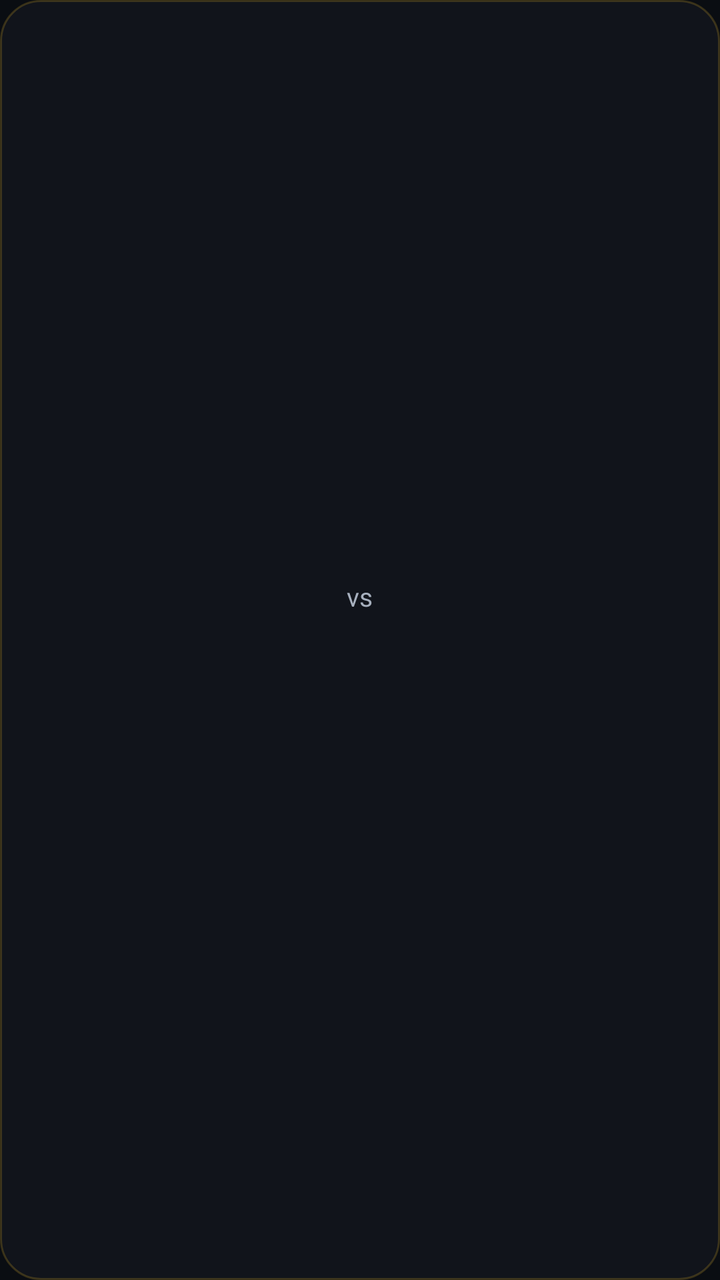
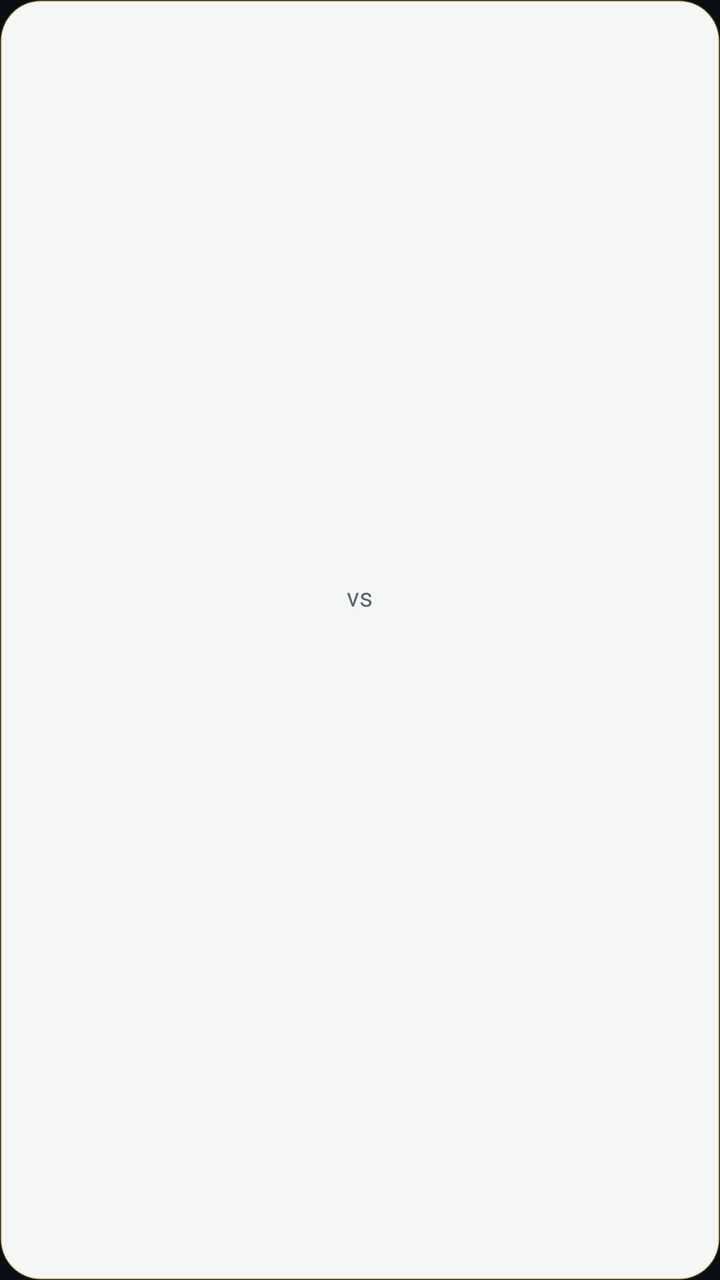

The first picture is an Android layout as it rendered before a commit; the second is the same layout after the commit. The layout source and the unified diff follow.
<!-- AndroidManifest.xml: application theme Theme.DDHL -->
<!-- res/layout/widget_matchup.xml -->
<?xml version="1.0" encoding="utf-8"?>
<LinearLayout xmlns:android="http://schemas.android.com/apk/res/android"
    android:id="@+id/w_root"
    android:layout_width="match_parent"
    android:layout_height="match_parent"
    android:background="@drawable/widget_bg"
    android:gravity="center_vertical"
    android:orientation="vertical"
    android:paddingHorizontal="16dp"
    android:paddingVertical="12dp">

    <LinearLayout
        android:layout_width="match_parent"
        android:layout_height="wrap_content"
        android:gravity="center_vertical"
        android:orientation="horizontal">

        
        <LinearLayout
            android:layout_width="0dp"
            android:layout_height="wrap_content"
            android:layout_weight="1"
            android:orientation="vertical">

            <LinearLayout
                android:layout_width="wrap_content"
                android:layout_height="wrap_content"
                android:gravity="center_vertical"
                android:orientation="horizontal">

                <ImageView
                    android:id="@+id/w_me_logo"
                    android:layout_width="30dp"
                    android:layout_height="30dp"
                    android:layout_marginEnd="8dp"
                    android:scaleType="fitCenter"
                    android:src="@mipmap/ic_launcher"
                    android:visibility="gone" />

                <TextView
                    android:id="@+id/w_me"
                    android:layout_width="wrap_content"
                    android:layout_height="wrap_content"
                    android:maxLines="1"
                    android:textColor="@color/ddhl_yellow"
                    android:textSize="15sp"
                    android:textStyle="bold" />
            </LinearLayout>

            <TextView
                android:id="@+id/w_me_rec"
                android:layout_width="wrap_content"
                android:layout_height="wrap_content"
                android:textColor="@color/ddhl_text"
                android:textSize="26sp"
                android:textStyle="bold" />
        </LinearLayout>

        <TextView
            android:layout_width="wrap_content"
            android:layout_height="wrap_content"
            android:layout_marginHorizontal="6dp"
            android:text="vs"
            android:textColor="@color/ddhl_muted"
            android:textSize="13sp" />

        
        <LinearLayout
            android:layout_width="0dp"
            android:layout_height="wrap_content"
            android:layout_weight="1"
            android:gravity="end"
            android:orientation="vertical">

            <LinearLayout
                android:layout_width="wrap_content"
                android:layout_height="wrap_content"
                android:gravity="center_vertical"
                android:orientation="horizontal">

                <TextView
                    android:id="@+id/w_opp"
                    android:layout_width="wrap_content"
                    android:layout_height="wrap_content"
                    android:maxLines="1"
                    android:textColor="@color/ddhl_muted"
                    android:textSize="15sp"
                    android:textStyle="bold" />

                <ImageView
                    android:id="@+id/w_opp_logo"
                    android:layout_width="30dp"
                    android:layout_height="30dp"
                    android:layout_marginStart="8dp"
                    android:scaleType="fitCenter"
                    android:src="@mipmap/ic_launcher"
                    android:visibility="gone" />
            </LinearLayout>

            <TextView
                android:id="@+id/w_opp_rec"
                android:layout_width="wrap_content"
                android:layout_height="wrap_content"
                android:textColor="@color/ddhl_text"
                android:textSize="26sp"
                android:textStyle="bold" />
        </LinearLayout>
    </LinearLayout>

    <LinearLayout
        android:layout_width="match_parent"
        android:layout_height="wrap_content"
        android:layout_marginTop="6dp"
        android:gravity="center_vertical"
        android:orientation="horizontal">

        <TextView
            android:id="@+id/w_live"
            android:layout_width="wrap_content"
            android:layout_height="wrap_content"
            android:layout_marginEnd="8dp"
            android:background="@drawable/widget_live_bg"
            android:paddingHorizontal="6dp"
            android:paddingVertical="1dp"
            android:text="LIVE"
            android:textColor="#000000"
            android:textSize="11sp"
            android:textStyle="bold"
            android:visibility="gone" />

        <TextView
            android:id="@+id/w_status"
            android:layout_width="0dp"
            android:layout_height="wrap_content"
            android:layout_weight="1"
            android:ellipsize="end"
            android:maxLines="1"
            android:textColor="@color/ddhl_text"
            android:textSize="14sp" />
    </LinearLayout>

    <TextView
        android:id="@+id/w_footer"
        android:layout_width="match_parent"
        android:layout_height="wrap_content"
        android:layout_marginTop="2dp"
        android:ellipsize="end"
        android:maxLines="1"
        android:textColor="@color/ddhl_muted"
        android:textSize="12sp" />
</LinearLayout>
<!-- resources referenced by this layout -->
<resources>
  <color name="ddhl_muted">#A7B0BE</color>
  <color name="ddhl_text">#FFFFFF</color>
  <color name="ddhl_yellow">#F2C230</color>
  <!-- drawable widget_bg (drawable) -->
  <?xml version="1.0" encoding="utf-8"?>
  <shape xmlns:android="http://schemas.android.com/apk/res/android" android:shape="rectangle">
      <solid android:color="#F011151C" />
      <corners android:radius="20dp" />
      <stroke android:width="1dp" android:color="#33F2C230" />
  </shape>
  <!-- drawable widget_live_bg (drawable) -->
  <?xml version="1.0" encoding="utf-8"?>
  <shape xmlns:android="http://schemas.android.com/apk/res/android" android:shape="rectangle">
      <solid android:color="#F2C230" />
      <corners android:radius="4dp" />
  </shape>
  <!-- mipmap ic_launcher: png bitmap (mipmap-hdpi, 2896 bytes) -->
  <style name="Theme.DDHL" parent="Theme.AppCompat.DayNight.NoActionBar">
          <item name="colorPrimary">#11151C</item>
          <item name="colorPrimaryDark">#0A0D12</item>
          <item name="colorAccent">#F2C230</item>
          <item name="android:statusBarColor">#0A0D12</item>
          <item name="android:navigationBarColor">#0A0D12</item>
          <item name="android:windowBackground">@color/ddhl_bg</item>
      </style>
  <color name="ddhl_bg">#0A0D12</color>
</resources>

<!-- the commit's change to res/layout/widget_matchup.xml (unified diff, before → after) -->
@@ -42,7 +42,7 @@
                     android:layout_width="wrap_content"
                     android:layout_height="wrap_content"
                     android:maxLines="1"
-                    android:textColor="@color/ddhl_yellow"
+                    android:textColor="@color/w_accent"
                     android:textSize="15sp"
                     android:textStyle="bold" />
             </LinearLayout>
@@ -51,7 +51,7 @@
                 android:id="@+id/w_me_rec"
                 android:layout_width="wrap_content"
                 android:layout_height="wrap_content"
-                android:textColor="@color/ddhl_text"
+                android:textColor="@color/w_text"
                 android:textSize="26sp"
                 android:textStyle="bold" />
         </LinearLayout>
@@ -61,7 +61,7 @@
             android:layout_height="wrap_content"
             android:layout_marginHorizontal="6dp"
             android:text="vs"
-            android:textColor="@color/ddhl_muted"
+            android:textColor="@color/w_muted"
             android:textSize="13sp" />
 
         
@@ -83,7 +83,7 @@
                     android:layout_width="wrap_content"
                     android:layout_height="wrap_content"
                     android:maxLines="1"
-                    android:textColor="@color/ddhl_muted"
+                    android:textColor="@color/w_muted"
                     android:textSize="15sp"
                     android:textStyle="bold" />
 
@@ -101,7 +101,7 @@
                 android:id="@+id/w_opp_rec"
                 android:layout_width="wrap_content"
                 android:layout_height="wrap_content"
-                android:textColor="@color/ddhl_text"
+                android:textColor="@color/w_text"
                 android:textSize="26sp"
                 android:textStyle="bold" />
         </LinearLayout>
@@ -135,7 +135,7 @@
             android:layout_weight="1"
             android:ellipsize="end"
             android:maxLines="1"
-            android:textColor="@color/ddhl_text"
+            android:textColor="@color/w_text"
             android:textSize="14sp" />
     </LinearLayout>
 
@@ -146,6 +146,6 @@
         android:layout_marginTop="2dp"
         android:ellipsize="end"
         android:maxLines="1"
-        android:textColor="@color/ddhl_muted"
+        android:textColor="@color/w_muted"
         android:textSize="12sp" />
 </LinearLayout>
<!-- resource entries referenced after the edit -->
@@ -1,14 +1,14 @@
 <!-- resources referenced by this layout -->
 <resources>
-  <color name="ddhl_muted">#A7B0BE</color>
-  <color name="ddhl_text">#FFFFFF</color>
-  <color name="ddhl_yellow">#F2C230</color>
+  <color name="w_accent">#8A6400</color>
+  <color name="w_muted">#5B6472</color>
+  <color name="w_text">#11151C</color>
   <!-- drawable widget_bg (drawable) -->
   <?xml version="1.0" encoding="utf-8"?>
   <shape xmlns:android="http://schemas.android.com/apk/res/android" android:shape="rectangle">
-      <solid android:color="#F011151C" />
+      <solid android:color="@color/w_bg" />
       <corners android:radius="20dp" />
-      <stroke android:width="1dp" android:color="#33F2C230" />
+      <stroke android:width="1dp" android:color="@color/w_border" />
   </shape>
   <!-- drawable widget_live_bg (drawable) -->
   <?xml version="1.0" encoding="utf-8"?>
@@ -25,6 +25,8 @@
           <item name="android:navigationBarColor">#0A0D12</item>
           <item name="android:windowBackground">@color/ddhl_bg</item>
       </style>
+  <color name="w_bg">#F5FFFFFF</color>
+  <color name="w_border">#40B08A1A</color>
   <color name="ddhl_bg">#0A0D12</color>
 </resources>
 
